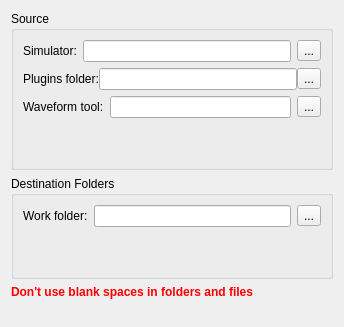
First picture: the form in RS/forms/FoldersConfigurationPage.ui, repository leds-lab/redscarf, before the edit.
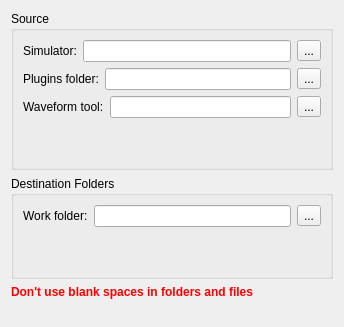
Second picture: the form after the edit.

Patch:
```diff
--- a/RS/forms/FoldersConfigurationPage.ui
+++ b/RS/forms/FoldersConfigurationPage.ui
@@ -49,25 +49,7 @@
        </layout>
       </item>
       <item>
-       <widget class="QWidget" name="widgetMinGWOption" native="true">
-        <layout class="QVBoxLayout" name="verticalLayout">
-         <property name="spacing">
-          <number>0</number>
-         </property>
-         <property name="leftMargin">
-          <number>0</number>
-         </property>
-         <property name="topMargin">
-          <number>0</number>
-         </property>
-         <property name="rightMargin">
-          <number>0</number>
-         </property>
-         <property name="bottomMargin">
-          <number>0</number>
-         </property>
-         <item>
-          <layout class="QHBoxLayout" name="mingwLayout">
+       <layout class="QHBoxLayout" name="pluginsLayout">
            <item>
             <widget class="QLabel" name="label_3">
              <property name="text">
@@ -91,9 +73,6 @@
            </item>
           </layout>
          </item>
-        </layout>
-       </widget>
-      </item>
       <item>
        <layout class="QHBoxLayout" name="mingwLayout_2">
         <item>
```
Left out of the diff: 2 changed lines with no effect on the pictures. Lines whose indentation alone changed are shown as unchanged.
